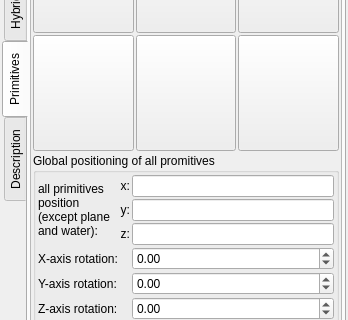
First picture: the form in mandelbulber2/qt/dock_fractal.ui, repository buddhi1980/mandelbulber2, before the edit; both pictures show x 0 to 348 and y 210 to 530 of the 348 by 896 pixel window.
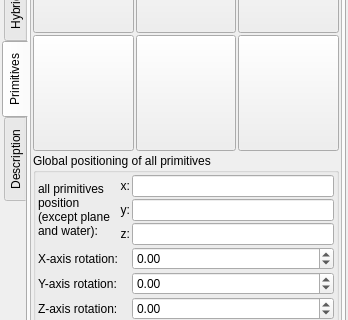
Second picture: the form after the edit. The open tabs and pages were chosen to show the change. Icons and pictures are not drawn. Custom widgets are drawn as their Qt base class.

Patch:
```diff
--- a/mandelbulber2/qt/dock_fractal.ui
+++ b/mandelbulber2/qt/dock_fractal.ui
@@ -2330,7 +2330,7 @@
            <item>
             <widget class="QGroupBox" name="groupBox_4">
              <property name="title">
-              <string>Global positioning of all promitives</string>
+              <string>Global positioning of all primitives</string>
              </property>
              <layout class="QVBoxLayout" name="verticalLayout_5">
               <property name="leftMargin">
```
